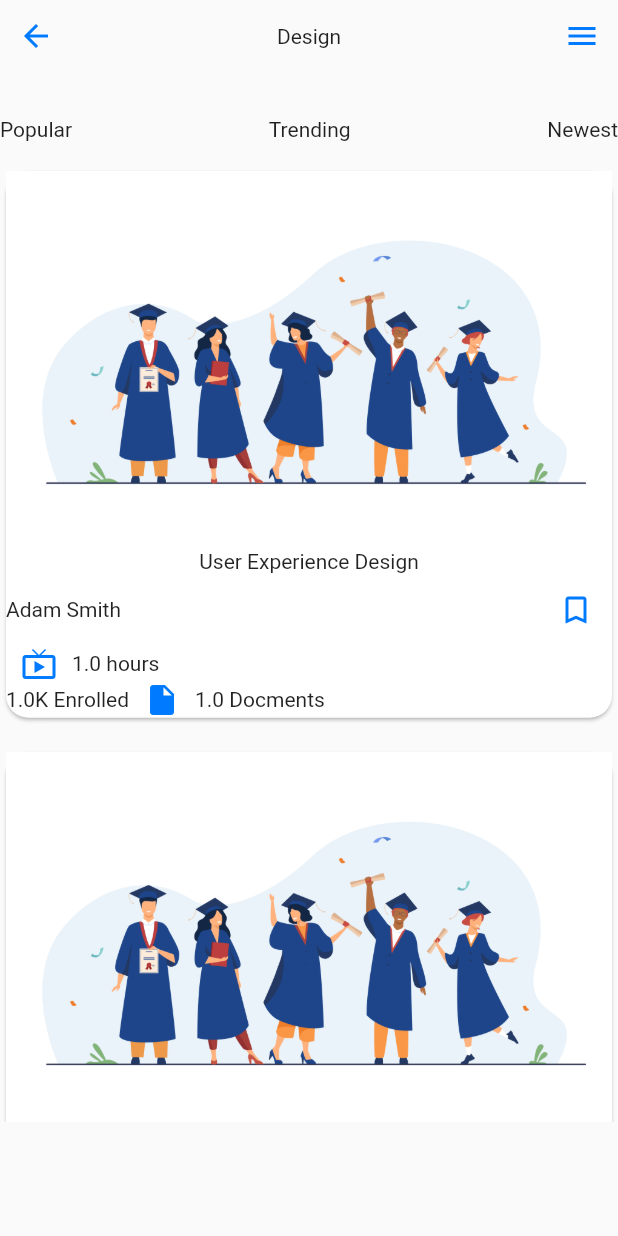
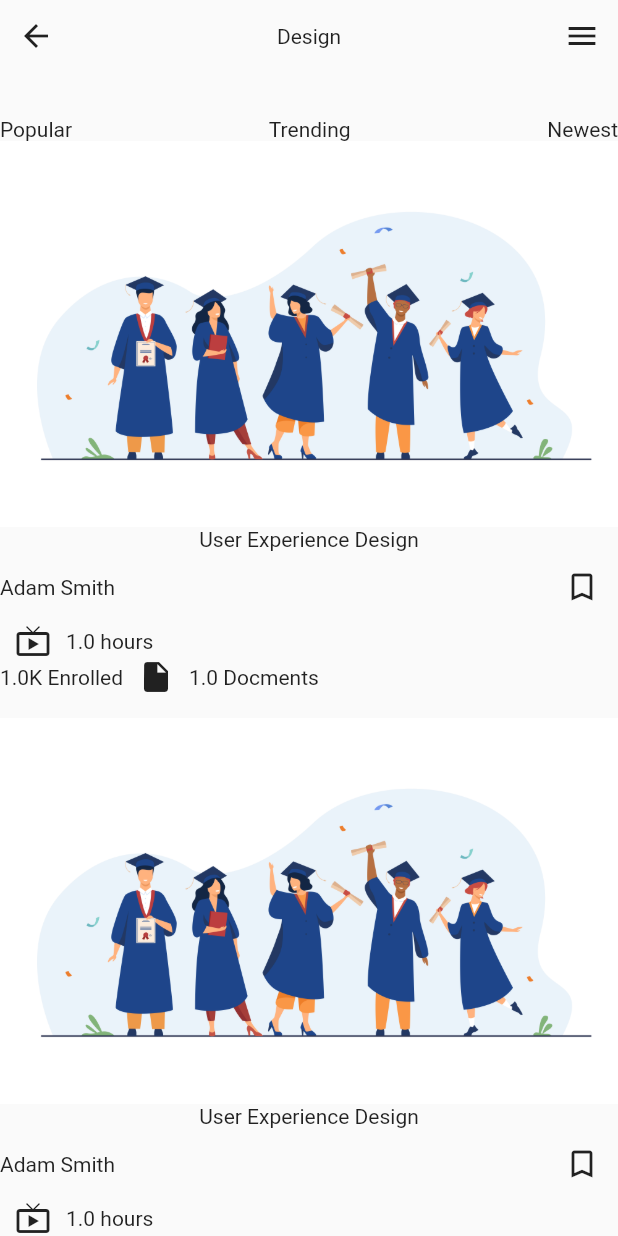
Before and after one commit to calmdaysamuel/onlineeducationappconcept, a Flutter app: the screen it shows after launch, on a phone screen of 412 x 824 dp. Run offline on Flutter 3.47's test engine with Material 2 defaults, Android fonts, the phone set to English and light mode, and no system bars.

Commit message:
Added Explore Page

```diff
--- a/lib/Screens/ExploreScreen/Course.dart
+++ b/lib/Screens/ExploreScreen/Course.dart
@@ -27,10 +27,6 @@ class Course extends StatelessWidget {
   Widget build(BuildContext context) {
     return Container(
       //color: this.backgroundColor,
-      child: Card(
-        shape: RoundedRectangleBorder(
-          borderRadius: BorderRadius.circular(15.0)
-        ),
       child: Column(
         children: <Widget>[
           Image.asset(imagePath),
@@ -63,7 +59,6 @@ class Course extends StatelessWidget {
           ),
         ],
       ),
-      ),
     );
   }
 }
--- a/lib/Screens/ExploreScreen/ExploreScreen.dart
+++ b/lib/Screens/ExploreScreen/ExploreScreen.dart
@@ -34,8 +34,8 @@ class _ExploreScreenState extends State<ExploreScreen> {
                 FeedSelector("Newest")
               ],
             ),
-            Container(
-              height:638,
+            Expanded(
+              child: Container(
                 child: ListView(
                   children: <Widget>[
                     Course("assets/images/homeScreenImage.jpg","User Experience Design", "Adam Smith"),
@@ -44,6 +44,7 @@ class _ExploreScreenState extends State<ExploreScreen> {
                   ],
                 ),
               ),
+            ),
           ],
         ),
       ),
--- a/lib/Screens/ExploreScreen/FeedSelector.dart
+++ b/lib/Screens/ExploreScreen/FeedSelector.dart
@@ -10,7 +10,6 @@ class FeedSelector extends StatelessWidget {
     return Column(
       children: <Widget>[
         Text(this.type),
-        Divider(thickness: 2, color: Colors.black,)
       ],
     );
   }
--- a/lib/main.dart
+++ b/lib/main.dart
@@ -14,7 +14,7 @@ class MyApp extends StatefulWidget {
 class _MyAppState extends State<MyApp> {
   @override
   Widget build(BuildContext context) {
-    return CupertinoApp(
+    return MaterialApp(
       title: "Online Eduaction App Concept",
       home: ExploreScreen(),
       debugShowCheckedModeBanner: false,
```
Lines whose indentation alone changed are shown as unchanged.
